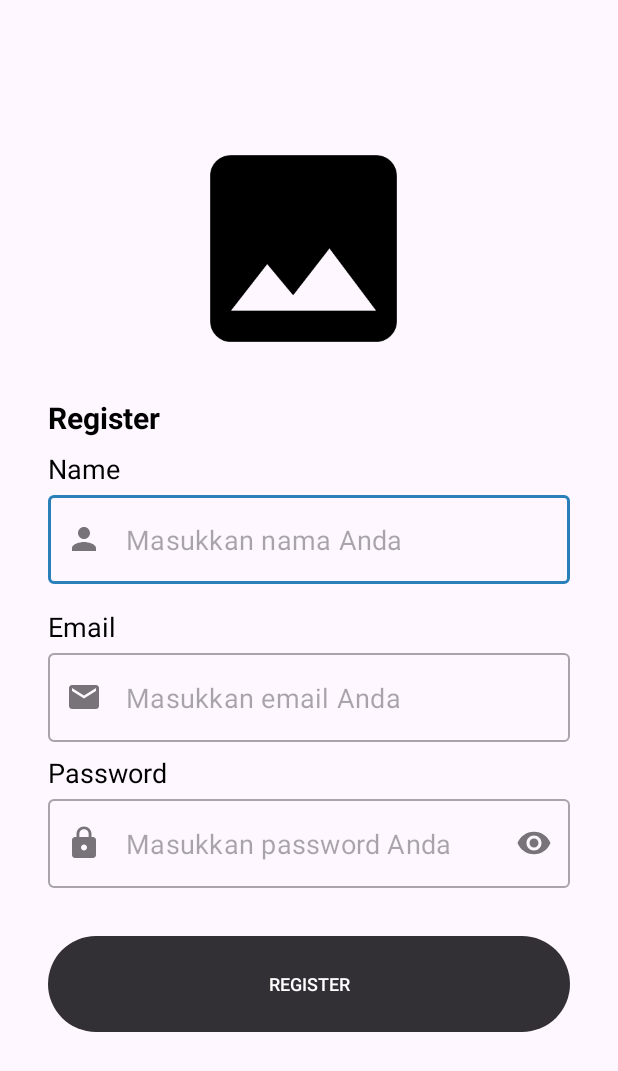
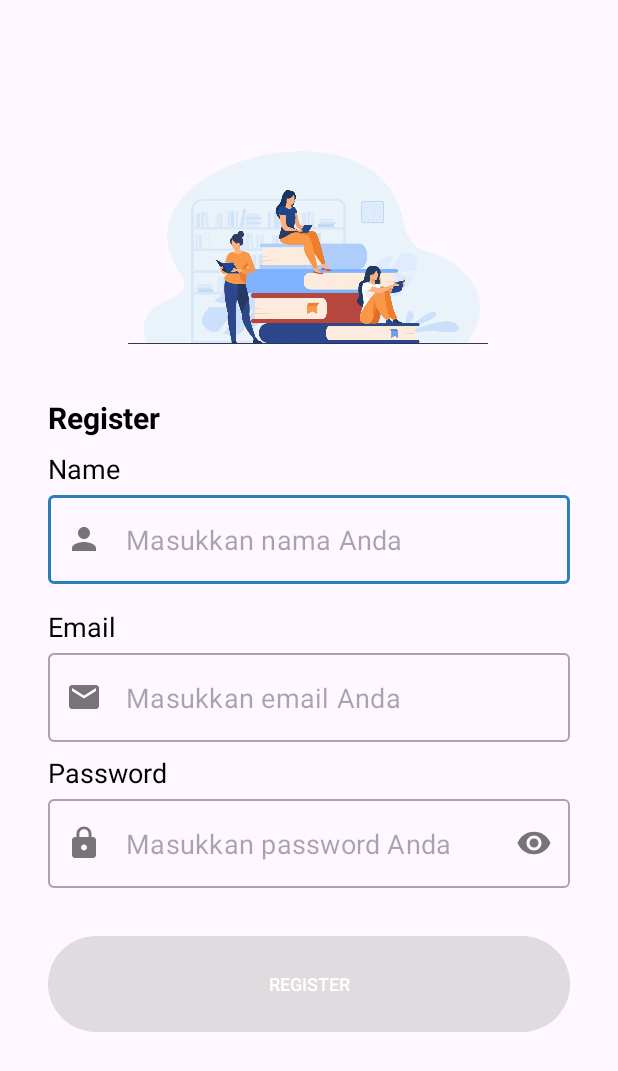
Before and after one commit to nadzrka/StoryApp, an Android app: the RegisterActivity screen opened directly, with no data from a screen before it, on a phone screen of 412 x 824 dp. Shown: the top 1071 px of the screen. Run offline under Robolectric (Android 15) with nearby library versions, the phone set to English and light mode, and no system bars.

Commit message:
add image

```diff
--- a/app/src/main/java/com/nadzira/storyapp/ui/story/StoryActivity.kt
+++ b/app/src/main/java/com/nadzira/storyapp/ui/story/StoryActivity.kt
@@ -46,11 +46,6 @@ class StoryActivity : AppCompatActivity() {
 
         setupRecyclerView()
         observeUserSession()
-    }
-
-    override fun onCreateOptionsMenu(menu: Menu?): Boolean {
-        menuInflater.inflate(R.menu.menu_logout, menu)
-        return true
     }
 
     private fun observeUserSession() {
--- a/app/src/main/res/drawable/bg_button.xml
+++ b/app/src/main/res/drawable/bg_button.xml
@@ -1,14 +1,14 @@
 <selector xmlns:android="http://schemas.android.com/apk/res/android">
     <item android:state_pressed="true">
         <shape>
-            <solid android:color="@color/black" />
+            <solid android:color="@color/blue" />
             <corners android:radius="80dp" />
             <padding android:left="4dp" android:right="4dp" />
         </shape>
     </item>
     <item>
         <shape>
-            <solid android:color="@color/black" />
+            <solid android:color="@color/blue" />
             <corners android:radius="80dp" />
             <padding android:left="4dp" android:right="4dp" />
         </shape>
--- a/app/src/main/res/drawable/bg_button_disable.xml
+++ b/app/src/main/res/drawable/bg_button_disable.xml
@@ -1,14 +1,14 @@
 <selector xmlns:android="http://schemas.android.com/apk/res/android">
     <item android:state_pressed="true">
         <shape>
-            <solid android:color="@color/grey" />
+            <solid android:color="@color/placeholder" />
             <corners android:radius="80dp" />
             <padding android:left="4dp" android:right="4dp" />
         </shape>
     </item>
     <item>
         <shape>
-            <solid android:color="@color/grey" />
+            <solid android:color="@color/placeholder" />
             <corners android:radius="80dp" />
             <padding android:left="4dp" android:right="4dp" />
         </shape>
--- a/app/src/main/res/layout/activity_camera.xml
+++ b/app/src/main/res/layout/activity_camera.xml
@@ -5,7 +5,7 @@
     xmlns:app="http://schemas.android.com/apk/res-auto"
     android:layout_width="match_parent"
     android:layout_height="match_parent"
-    tools:context=".CameraActivity">
+    tools:context=".ui.add.CameraActivity">
 
     <androidx.camera.view.PreviewView
         android:id="@+id/viewFinder"
--- a/app/src/main/res/layout/activity_login.xml
+++ b/app/src/main/res/layout/activity_login.xml
@@ -16,7 +16,7 @@
         app:layout_constraintEnd_toEndOf="parent"
         app:layout_constraintStart_toStartOf="parent"
         app:layout_constraintTop_toTopOf="@+id/guidelineHorizontal2"
-        app:srcCompat="@drawable/baseline_image_24" />
+        app:srcCompat="@drawable/image_login" />
 
     <TextView
         android:id="@+id/titleTextView"
--- a/app/src/main/res/layout/activity_register.xml
+++ b/app/src/main/res/layout/activity_register.xml
@@ -16,7 +16,7 @@
         app:layout_constraintEnd_toEndOf="parent"
         app:layout_constraintStart_toStartOf="parent"
         app:layout_constraintTop_toTopOf="@+id/guideline2"
-        app:srcCompat="@drawable/baseline_image_24" />
+        app:srcCompat="@drawable/image" />
 
     <TextView
         android:id="@+id/titleTextView"
--- a/app/src/main/res/layout/activity_welcome.xml
+++ b/app/src/main/res/layout/activity_welcome.xml
@@ -60,7 +60,7 @@
         android:layout_marginTop="32dp"
         android:layout_marginEnd="16dp"
         android:alpha="0"
-        android:backgroundTint="@color/black"
+        android:backgroundTint="@color/blue"
         android:text="@string/login"
         app:layout_constraintEnd_toStartOf="@+id/guidelineVertical"
         app:layout_constraintStart_toStartOf="parent"
@@ -75,7 +75,7 @@
         android:layout_marginTop="32dp"
         android:layout_marginEnd="32dp"
         android:alpha="0"
-        android:backgroundTint="@color/black"
+        android:backgroundTint="@color/blue"
         android:text="@string/register"
         app:layout_constraintEnd_toEndOf="parent"
         app:layout_constraintStart_toStartOf="@+id/guidelineVertical"
```
Also changed, not shown: app/src/main/res/menu/menu_logout.xml (deleted, +0 -9 lines), app/src/main/res/drawable/image.png (added), app/src/main/res/drawable/image_login.png (added), app/src/main/res/drawable/image_register.jpg (added), app/src/main/res/drawable/image_welcome.png (added), 1 other file.
